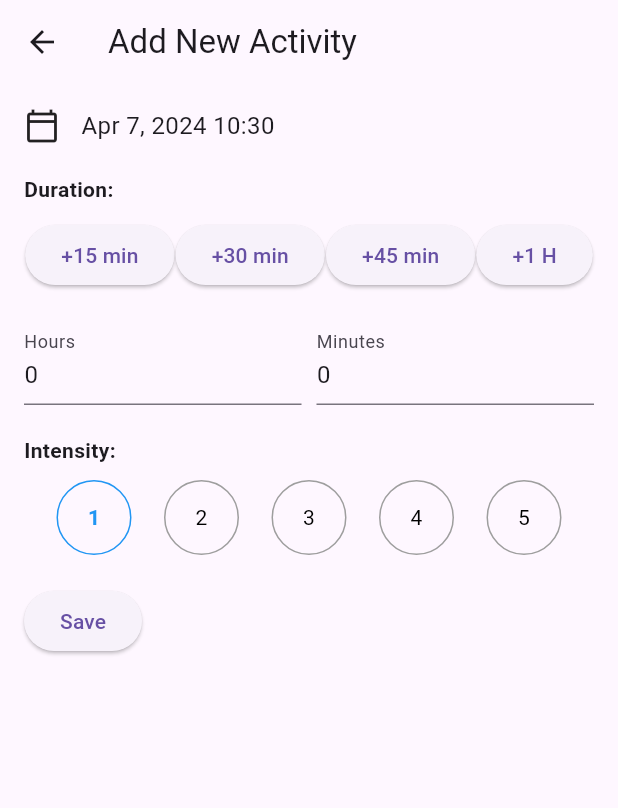
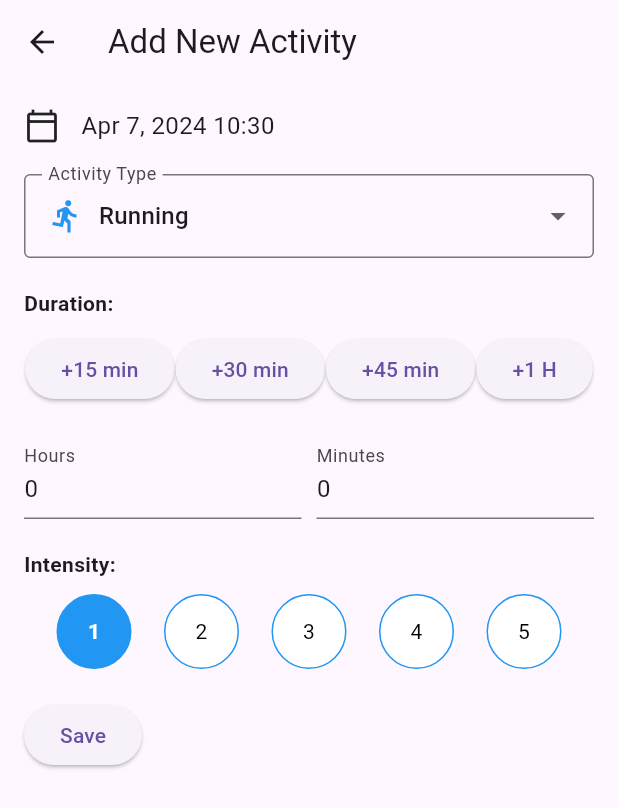
Before and after one commit to YunusS03/sport_tracker, a Flutter app: the AddActivityScreen screen opened by its route, on a phone screen of 412 x 824 dp. Shown: the top 808 px of the screen. Run offline on Flutter 3.47's test engine with Material 3 defaults, Android fonts, the phone set to English and light mode, and no system bars; our stand-ins replace sqflite, syncfusion_flutter_charts; accounts and stored records are empty.

Commit message:
type fix

```diff
--- a/lib/screens/add_activity_screen.dart
+++ b/lib/screens/add_activity_screen.dart
@@ -6,7 +6,7 @@ import '../models/activity.dart';
 import '../providers/activityProvider.dart';
 
 class AddActivityScreen extends StatefulWidget {
-  const AddActivityScreen({super.key});
+  const AddActivityScreen({Key? key}) : super(key: key);
 
   @override
   _AddActivityScreenState createState() => _AddActivityScreenState();
@@ -48,6 +48,7 @@ class _AddActivityScreenState extends State<AddActivityScreen> {
     _hoursController.text = '0'; // Default value for hours
     _minutesController.text = '0'; // Default value for minutes
   }
+
   @override
   Widget build(BuildContext context) {
     return Scaffold(
@@ -72,6 +73,8 @@ class _AddActivityScreenState extends State<AddActivityScreen> {
                 ],
               ),
             ),
+            const SizedBox(height: 20),
+            _buildActivityTypeDropdown(),
             const SizedBox(height: 20),
             const Text(
               'Duration:',
@@ -127,14 +130,15 @@ class _AddActivityScreenState extends State<AddActivityScreen> {
                     width: 50,
                     height: 50,
                     decoration: BoxDecoration(
-                      border: Border.all(color: _selectedIntensity == index + 1 ? Colors.blue : Colors.grey),
+                      color: _selectedIntensity == index + 1 ? Colors.blue : Colors.white,
+                      border: Border.all(color: Colors.blue),
                       borderRadius: BorderRadius.circular(25),
                     ),
                     child: Center(
                       child: Text(
                         '${index + 1}',
                         style: TextStyle(
-                          color: _selectedIntensity == index + 1 ? Colors.blue : Colors.black,
+                          color: _selectedIntensity == index + 1 ? Colors.white : Colors.black,
                           fontWeight: _selectedIntensity == index + 1 ? FontWeight.bold : FontWeight.normal,
                         ),
                       ),
@@ -153,7 +157,6 @@ class _AddActivityScreenState extends State<AddActivityScreen> {
       ),
     );
   }
-
 
   // Function to show date and time picker dialog
   Future<void> _selectDateTime() async {
@@ -198,11 +201,32 @@ class _AddActivityScreenState extends State<AddActivityScreen> {
     }
   }
 
-  // Function to handle activity type selection
-  void _onActivityTypeChanged(String? value) {
-    setState(() {
-      _selectedActivityType = value!;
-    });
+  // Function to build activity type dropdown
+  Widget _buildActivityTypeDropdown() {
+    return DropdownButtonFormField<String>(
+      value: _selectedActivityType,
+      onChanged: (value) {
+        setState(() {
+          _selectedActivityType = value!;
+        });
+      },
+      items: activityTypes.map((type) {
+        return DropdownMenuItem<String>(
+          value: type,
+          child: Row(
+            children: [
+              _getActivityIcon(type),
+              const SizedBox(width: 10),
+              Text(type),
+            ],
+          ),
+        );
+      }).toList(),
+      decoration: InputDecoration(
+        labelText: 'Activity Type',
+        border: OutlineInputBorder(),
+      ),
+    );
   }
 
   // Function to save activity
@@ -212,6 +236,27 @@ class _AddActivityScreenState extends State<AddActivityScreen> {
     final int minutes = int.tryParse(_minutesController.text) ?? 0;
     final int totalMinutes = hours * 60 + minutes;
 
+    if (totalMinutes == 0) {
+      showDialog(
+        context: context,
+        builder: (BuildContext context) {
+          return AlertDialog(
+            title: const Text('Error'),
+            content: const Text('Duration cannot be 0. Please enter a valid duration.'),
+            actions: <Widget>[
+              TextButton(
+                onPressed: () {
+                  Navigator.of(context).pop();
+                },
+                child: const Text('OK'),
+              ),
+            ],
+          );
+        },
+      );
+      return;
+    }
+
     activityProvider.addActivity(Activity(
       date: _selectedDate,
       type: _selectedActivityType,
@@ -220,6 +265,25 @@ class _AddActivityScreenState extends State<AddActivityScreen> {
     ));
 
     Navigator.pop(context); // Go back to HomeScreen
+  }
+
+  // Function to build duration button
+  Widget _buildDurationButton(String label, int minutes) {
+    return ElevatedButton(
+      onPressed: () {
+        setState(() {
+          final int currentHours = int.tryParse(_hoursController.text) ?? 0;
+          final int currentMinutes = int.tryParse(_minutesController.text) ?? 0;
+          final int totalCurrentMinutes = currentHours * 60 + currentMinutes;
+
+          final int newTotalMinutes = totalCurrentMinutes + minutes;
+
+          _hoursController.text = (newTotalMinutes ~/ 60).toString();
+          _minutesController.text = (newTotalMinutes % 60).toString();
+        });
+      },
+      child: Text(label),
+    );
   }
 
   // Function to get activity icon based on activity type
@@ -263,24 +327,4 @@ class _AddActivityScreenState extends State<AddActivityScreen> {
         return const Icon(Icons.help, color: Colors.grey); // Default icon for unknown activities
     }
   }
-
-
-// Function to build duration button
-  Widget _buildDurationButton(String label, int minutes) {
-    return ElevatedButton(
-      onPressed: () {
-        setState(() {
-          final int currentHours = int.tryParse(_hoursController.text) ?? 0;
-          final int currentMinutes = int.tryParse(_minutesController.text) ?? 0;
-          final int totalCurrentMinutes = currentHours * 60 + currentMinutes;
-
-          final int newTotalMinutes = totalCurrentMinutes + minutes;
-
-          _hoursController.text = (newTotalMinutes ~/ 60).toString();
-          _minutesController.text = (newTotalMinutes % 60).toString();
-        });
-      },
-      child: Text(label),
-    );
-  }
 }
```
